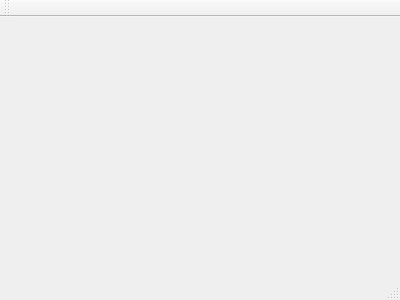
The window that mainwindow.ui (WuTob/antiKiall) describes before a commit, drawn with Qt 5.
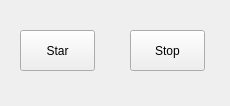
The same window after the commit.

Diff of the .ui file:
```diff
--- a/mainwindow.ui
+++ b/mainwindow.ui
@@ -1,24 +1,53 @@
 <ui version="4.0">
  <class>MainWindow</class>
- <widget class="QMainWindow" name="MainWindow" >
-  <property name="geometry" >
+ <widget class="QMainWindow" name="MainWindow">
+  <property name="geometry">
    <rect>
     <x>0</x>
     <y>0</y>
-    <width>400</width>
-    <height>300</height>
+    <width>230</width>
+    <height>106</height>
    </rect>
   </property>
-  <property name="windowTitle" >
+  <property name="minimumSize">
+   <size>
+    <width>230</width>
+    <height>106</height>
+   </size>
+  </property>
+  <property name="windowTitle">
    <string>MainWindow</string>
   </property>
-  <widget class="QMenuBar" name="menuBar" />
-  <widget class="QToolBar" name="mainToolBar" />
-  <widget class="QWidget" name="centralWidget" />
-  <widget class="QStatusBar" name="statusBar" />
+  <widget class="QWidget" name="centralWidget">
+   <widget class="QPushButton" name="StarButton">
+    <property name="geometry">
+     <rect>
+      <x>20</x>
+      <y>30</y>
+      <width>75</width>
+      <height>41</height>
+     </rect>
+    </property>
+    <property name="text">
+     <string>Star</string>
+    </property>
+   </widget>
+   <widget class="QPushButton" name="StopButton">
+    <property name="geometry">
+     <rect>
+      <x>130</x>
+      <y>30</y>
+      <width>75</width>
+      <height>41</height>
+     </rect>
+    </property>
+    <property name="text">
+     <string>Stop</string>
+    </property>
+   </widget>
+  </widget>
  </widget>
- <layoutDefault spacing="6" margin="11" />
- <pixmapfunction></pixmapfunction>
+ <layoutdefault spacing="6" margin="11"/>
  <resources/>
  <connections/>
 </ui>
```
Left out of the diff: 1 changed line with no effect on the pictures.
